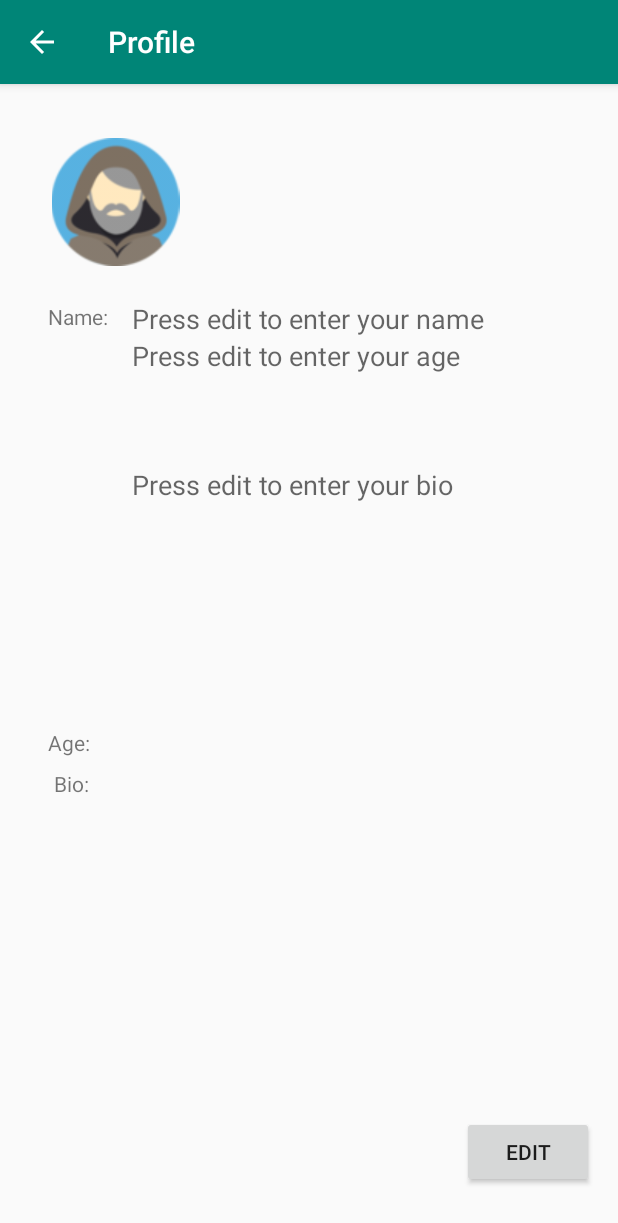
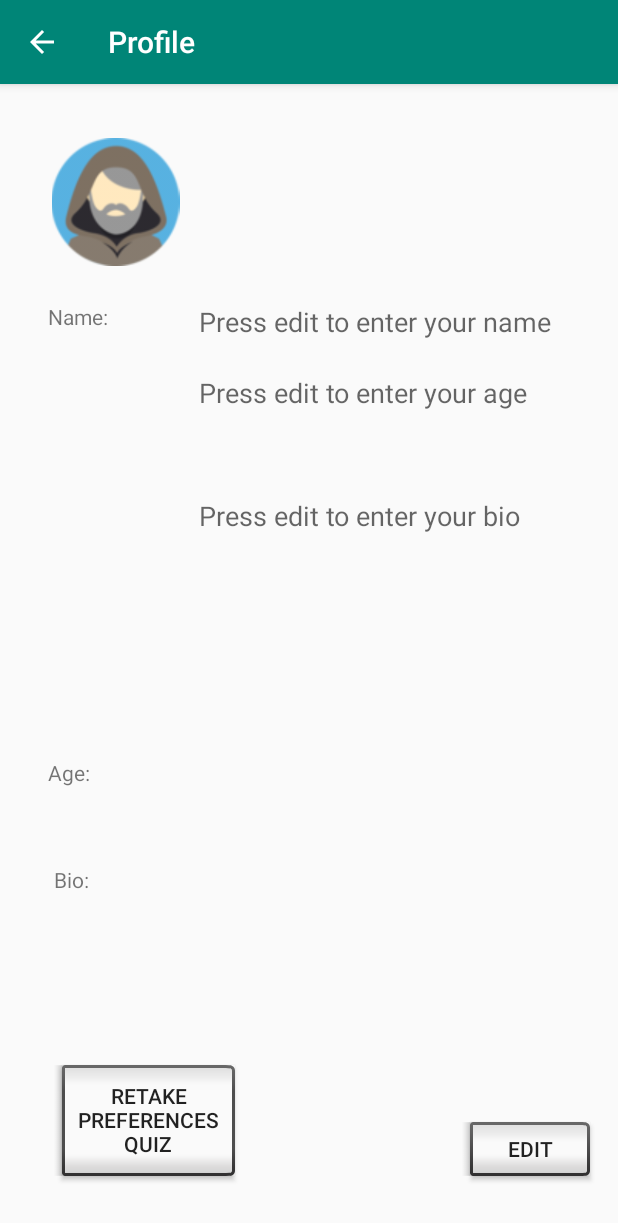
Before and after one commit to garport/WhatToWear, an Android app: the ProfileActivity screen opened directly, with no data from a screen before it, on a phone screen of 412 x 824 dp. Shown: the top 1223 px of the screen. Run offline under Robolectric (Android 15) with nearby library versions, the phone set to English and light mode, and no system bars.

Commit message:
Profile updated

```diff
--- a/app/src/main/java/com/example/root/testapp/MainActivity.java
+++ b/app/src/main/java/com/example/root/testapp/MainActivity.java
@@ -56,12 +56,13 @@ public class MainActivity extends AppCompatActivity
         LinearLayout gallery = findViewById(R.id.gallery);
 
         LayoutInflater galInflater = LayoutInflater.from(this);
+
         for(int i = 0; i < 1; i++ ){
 
             View view = galInflater.inflate(R.layout.item,gallery,false);
 
             ImageView imageview = view.findViewById(R.id.imageView3);
-            imageview.setImageResource(R.drawable.outfitcold);
+            imageview.setImageResource(R.drawable.outfit1);
 
             gallery.addView(view);
         }
@@ -70,7 +71,7 @@ public class MainActivity extends AppCompatActivity
             View view = galInflater.inflate(R.layout.item,gallery,false);
 
             ImageView imageview = view.findViewById(R.id.imageView3);
-            imageview.setImageResource(R.drawable.outfit1);
+            imageview.setImageResource(R.drawable.outfitcold);
 
             gallery.addView(view);
         }
--- a/app/src/main/res/layout/profile_activity.xml
+++ b/app/src/main/res/layout/profile_activity.xml
@@ -34,7 +34,7 @@
         android:layout_height="wrap_content"
         android:layout_marginStart="32dp"
         android:layout_marginLeft="32dp"
-        android:layout_marginBottom="8dp"
+        android:layout_marginBottom="52dp"
         android:text="Age:"
         app:layout_constraintBottom_toTopOf="@+id/yourbio"
         app:layout_constraintStart_toStartOf="parent" />
@@ -45,13 +45,14 @@
         android:layout_height="wrap_content"
         android:layout_marginStart="36dp"
         android:layout_marginLeft="36dp"
-        android:layout_marginBottom="292dp"
+        android:layout_marginBottom="228dp"
         android:text="Bio:"
         app:layout_constraintBottom_toBottomOf="parent"
         app:layout_constraintStart_toStartOf="parent" />
 
     <Button
         android:id="@+id/edit"
+        style="@android:style/Widget.DeviceDefault.Button.Inset"
         android:layout_width="wrap_content"
         android:layout_height="wrap_content"
         android:layout_marginEnd="16dp"
@@ -64,21 +65,22 @@
     <EditText
         android:id="@+id/editText1"
         android:layout_width="263dp"
-        android:layout_height="wrap_content"
-        android:layout_marginStart="88dp"
-        android:layout_marginLeft="88dp"
+        android:layout_height="29dp"
         android:layout_marginTop="144dp"
+        android:layout_marginEnd="16dp"
+        android:layout_marginRight="16dp"
         android:background="@null"
         android:ems="10"
         android:hint="Press edit to enter your name"
         android:inputType="textPersonName"
-        app:layout_constraintStart_toStartOf="parent"
+        app:layout_constraintEnd_toEndOf="parent"
         app:layout_constraintTop_toTopOf="parent" />
 
     <EditText
         android:id="@+id/editText2"
         android:layout_width="263dp"
         android:layout_height="wrap_content"
+        android:layout_marginTop="20dp"
         android:background="@null"
         android:ems="10"
         android:hint="Press edit to enter your age"
@@ -90,11 +92,23 @@
         android:id="@+id/editText3"
         android:layout_width="219dp"
         android:layout_height="140dp"
-        android:layout_marginTop="4dp"
         android:background="@null"
         android:ems="10"
         android:hint="Press edit to enter your bio"
         android:inputType="textPersonName"
         app:layout_constraintStart_toStartOf="@+id/editText2"
         app:layout_constraintTop_toBottomOf="@+id/editText2" />
+
+    <Button
+        android:id="@+id/button"
+        style="@android:style/Widget.DeviceDefault.Button.Inset"
+        android:layout_width="123dp"
+        android:layout_height="86dp"
+        android:layout_marginStart="36dp"
+        android:layout_marginLeft="36dp"
+        android:layout_marginBottom="32dp"
+        android:onClick="onRetakeButtonPressed"
+        android:text="Retake Preferences Quiz"
+        app:layout_constraintBottom_toBottomOf="parent"
+        app:layout_constraintStart_toStartOf="parent" />
 </android.support.constraint.ConstraintLayout>
```
Also changed, not shown: app/src/main/java/com/example/root/testapp/ProfileActivity.java (+74 -0 lines).
